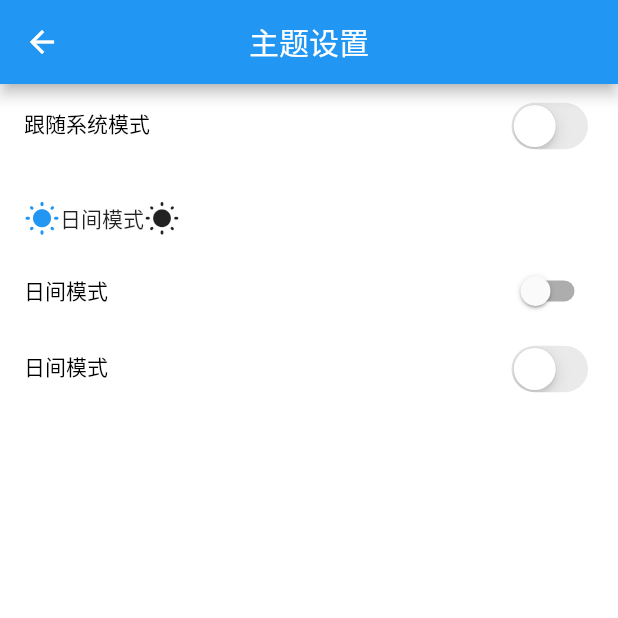
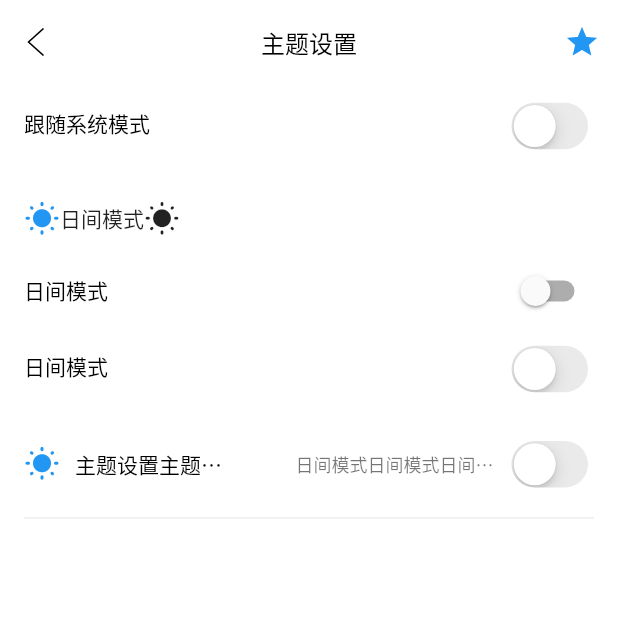
Before and after one commit to JerryAlexLiang/flutter_wan_android_getx, a Flutter app: the ThemeSettingPage screen opened directly, on a phone screen of 412 x 824 dp, the top half of it. Run offline on Flutter 3.47's test engine with Material 2 defaults, Android fonts, the phone set to English and light mode, and no system bars; drawn by our look-alikes of oktoast, pull_to_refresh; our stand-ins replace dio, flutter_screenutil, fluttertoast, get, logger, shared_preferences; accounts and stored records are empty.

Commit message:
[develop] 自定义组件 CustomListTitle，实现多种布局类型的ListTitle Widget

```diff
--- /dev/null
+++ b/lib/page/setting/setting_binding.dart
@@ -0,0 +1,10 @@
+import 'package:get/get.dart';
+
+import 'setting_controller.dart';
+
+class SettingBinding extends Bindings {
+  @override
+  void dependencies() {
+    Get.lazyPut(() => SettingController());
+  }
+}
--- /dev/null
+++ b/lib/page/setting/setting_controller.dart
@@ -0,0 +1,15 @@
+import 'package:get/get.dart';
+
+class SettingController extends GetxController {
+  @override
+  void onReady() {
+    // TODO: implement onReady
+    super.onReady();
+  }
+
+  @override
+  void onClose() {
+    // TODO: implement onClose
+    super.onClose();
+  }
+}
--- /dev/null
+++ b/lib/page/setting/setting_page.dart
@@ -0,0 +1,23 @@
+import 'package:flutter/material.dart';
+import 'package:flutter_wan_android_getx/widget/custom_app_bar.dart';
+import 'package:get/get.dart';
+
+import 'setting_controller.dart';
+
+class SettingPage extends StatelessWidget {
+  final controller = Get.find<SettingController>();
+
+  @override
+  Widget build(BuildContext context) {
+    return Scaffold(
+      appBar: CustomAppBar(
+        title: '设置',
+      ),
+      body: ListView(
+        children: [
+
+        ],
+      ),
+    );
+  }
+}
--- a/lib/page/setting/theme/theme_setting_page.dart
+++ b/lib/page/setting/theme/theme_setting_page.dart
@@ -1,6 +1,8 @@
 import 'package:flutter/cupertino.dart';
 import 'package:flutter/material.dart';
 import 'package:flutter_wan_android_getx/theme/app_theme.dart';
+import 'package:flutter_wan_android_getx/widget/custom_app_bar.dart';
+import 'package:flutter_wan_android_getx/widget/custom_list_title.dart';
 import 'package:fluttertoast/fluttertoast.dart';
 import 'package:get/get.dart';
 
@@ -14,12 +16,29 @@ class ThemeSettingPage extends StatelessWidget {
   @override
   Widget build(BuildContext context) {
     return Scaffold(
-      appBar: AppBar(
-        title: const Text('主题设置'),
-        centerTitle: true,
+      // appBar: AppBar(
+      //   title: Text(
+      //     '主题设置',
+      //     style: Get.textTheme.subtitle1,
+      //   ),
+      //   centerTitle: true,
+      // ),
+      appBar: CustomAppBar(
+        centerTitle: '主题设置',
+        actionIcon: const Icon(Icons.star),
+        // actionName: '主题',
+        //invalid constant value.
+        // 变量和 const 关键字冲突.将const 关键字去掉即可.
+        onRightPressed: () => Fluttertoast.showToast(msg: "msg"),
       ),
+      //在 Flutter 官方的介绍中，ScrollPhysics 的作用是 确定可滚动控件的物理特性， 常见的有以下四大金刚：
+      // BouncingScrollPhysics ：允许滚动超出边界，但之后内容会反弹回来。
+      // ClampingScrollPhysics ： 防止滚动超出边界，夹住 。
+      // AlwaysScrollableScrollPhysics ：始终响应用户的滚动。
+      // NeverScrollableScrollPhysics ：不响应用户的滚动。
       body: Center(
         child: ListView(
+          physics: const BouncingScrollPhysics(),
           children: [
             ListTile(
               leading: Text(
@@ -84,7 +103,34 @@ class ThemeSettingPage extends StatelessWidget {
                       onChanged: (toggles) => controller.changeThemeData(
                           toggles ? ThemeKey.darkTheme : ThemeKey.lightTheme),
                     ),
-                    onTap: () => Fluttertoast.showToast(msg: "msg"),
+                    onTap: () => Fluttertoast.showToast(
+                        msg: "ListTile + CupertinoSwitch"),
+                  ),
+                  CustomListTitle(
+                    // isSelectType: true,
+                    // isSelect: true,
+                    showBottomLine: true,
+                    maxLines: 1,
+                    title:
+                        "主题设置主题设置主题设置主题设置主题设置主题设置主题设置主题设置主题设置主题设置主题设置主题设置主题设置",
+                    isShowLeftWidget: true,
+                    // leftImage: 'images/ic_back_black.png',
+                    leftWidget: const Icon(Icons.wb_sunny_rounded),
+                    // rightContent: "黑夜模式黑夜模式黑夜模式黑夜模式黑夜模式黑夜模式黑夜模式黑夜模式黑夜模式黑夜模式黑夜模式黑夜模式",
+                    rightContent: controller.themeKeyValue * 10,
+                    // rightImage: 'images/ic_arrow_right.png',
+                    // rightWidget: Container(
+                    //   padding: const EdgeInsets.only(right: 10),
+                    //   child: const Icon(Icons.check, color: Colors.red),
+                    // ),
+                    onTap: () => Fluttertoast.showToast(msg: "CustomListTitle"),
+                    onLongPress: () => Fluttertoast.showToast(
+                        msg: "CustomListTitle onLongPress"),
+                    rightWidget: CupertinoSwitch(
+                      value: controller.themeKeyValue == ThemeKey.darkTheme,
+                      onChanged: (toggles) => controller.changeThemeData(
+                          toggles ? ThemeKey.darkTheme : ThemeKey.lightTheme),
+                    ),
                   ),
                 ],
               ),
--- /dev/null
+++ b/lib/res/dimens.dart
@@ -0,0 +1,22 @@
+class Dimens {
+  static const double fontSp10 = 10.0;
+  static const double fontSp12 = 12.0;
+  static const double fontSp14 = 14.0;
+  static const double fontSp15 = 15.0;
+  static const double fontSp16 = 16.0;
+  static const double fontSp18 = 18.0;
+
+  static const double gapDp1 = 1;
+  static const double gapDp2 = 2;
+  static const double gapDp3 = 3;
+  static const double gapDp4 = 4;
+  static const double gapDp5 = 5;
+  static const double gapDp8 = 8;
+  static const double gapDp10 = 10;
+  static const double gapDp12 = 12;
+  static const double gapDp15 = 15;
+  static const double gapDp16 = 16;
+  static const double gapDp24 = 24;
+  static const double gapDp32 = 32;
+  static const double gapDp50 = 50;
+}
--- /dev/null
+++ b/lib/res/gaps.dart
@@ -0,0 +1,56 @@
+import 'package:flutter/material.dart';
+import 'package:flutter/widgets.dart';
+import 'package:flutter_wan_android_getx/res/dimens.dart';
+
+/// 间隔
+/// 官方做法：https://github.com/flutter/flutter/pull/54394
+class Gaps {
+
+  /// 水平间隔
+  static const Widget hGap1 = SizedBox(width: Dimens.gapDp1);
+  static const Widget hGap2 = SizedBox(width: Dimens.gapDp2);
+  static const Widget hGap3 = SizedBox(width: Dimens.gapDp3);
+  static const Widget hGap4 = SizedBox(width: Dimens.gapDp4);
+  static const Widget hGap5 = SizedBox(width: Dimens.gapDp5);
+  static const Widget hGap8 = SizedBox(width: Dimens.gapDp8);
+  static const Widget hGap10 = SizedBox(width: Dimens.gapDp10);
+  static const Widget hGap12 = SizedBox(width: Dimens.gapDp12);
+  static const Widget hGap15 = SizedBox(width: Dimens.gapDp15);
+  static const Widget hGap16 = SizedBox(width: Dimens.gapDp16);
+  static const Widget hGap32 = SizedBox(width: Dimens.gapDp32);
+  static const Widget hGap50 = SizedBox(width: Dimens.gapDp50);
+
+  /// 垂直间隔
+  static const Widget vGap1 = SizedBox(height: Dimens.gapDp1);
+  static const Widget vGap2 = SizedBox(height: Dimens.gapDp2);
+  static const Widget vGap3 = SizedBox(height: Dimens.gapDp3);
+  static const Widget vGap4 = SizedBox(height: Dimens.gapDp4);
+  static const Widget vGap5 = SizedBox(height: Dimens.gapDp5);
+  static const Widget vGap8 = SizedBox(height: Dimens.gapDp8);
+  static const Widget vGap10 = SizedBox(height: Dimens.gapDp10);
+  static const Widget vGap12 = SizedBox(height: Dimens.gapDp12);
+  static const Widget vGap15 = SizedBox(height: Dimens.gapDp15);
+  static const Widget vGap16 = SizedBox(height: Dimens.gapDp16);
+  static const Widget vGap24 = SizedBox(height: Dimens.gapDp24);
+  static const Widget vGap32 = SizedBox(height: Dimens.gapDp32);
+  static const Widget vGap50 = SizedBox(height: Dimens.gapDp50);
+
+//  static Widget line = const SizedBox(
+//    height: 0.6,
+//    width: double.infinity,
+//    child: const DecoratedBox(decoration: BoxDecoration(color: Colours.line)),
+//  );
+
+  static const Widget line = Divider();
+
+  static const Widget vLine = SizedBox(
+    width: 0.6,
+    height: 24.0,
+    child: VerticalDivider(),
+  );
+
+  static const Widget empty = SizedBox.shrink();
+
+  /// 补充一种空Widget实现 https://github.com/letsar/nil
+  /// https://github.com/flutter/flutter/issues/78159
+}
--- a/lib/theme/app_color.dart
+++ b/lib/theme/app_color.dart
@@ -1,4 +1,6 @@
 import 'package:flutter/material.dart';
+import 'package:flutter_wan_android_getx/theme/app_theme.dart';
+import 'package:get/get.dart';
 
 class AppColors {
   AppColors._();
--- a/lib/theme/app_theme.dart
+++ b/lib/theme/app_theme.dart
@@ -1,10 +1,16 @@
 import 'package:flutter/material.dart';
 import 'package:flutter_wan_android_getx/theme/app_color.dart';
+import 'package:get/get.dart';
 
 ///白天模式
 ThemeData lightTheme = ThemeData.light().copyWith(
   primaryColor: Colors.blue,
   splashColor: Colors.white12,
+  appBarTheme: const AppBarTheme(
+    elevation: 0,
+    backgroundColor: Colors.white,
+    iconTheme: IconThemeData(color: Colors.black),
+  ),
   scaffoldBackgroundColor: Colors.white,
   backgroundColor: Colors.grey[200]?.withOpacity(0.7),
   iconTheme: const IconThemeData(
@@ -18,7 +24,7 @@ ThemeData lightTheme = ThemeData.light().copyWith(
       color: Colors.black,
     ),
     subtitle1: TextStyle(
-      color: Colors.grey,
+      color: Colors.black,
     ),
     headline3: TextStyle(
       color: Colors.black,
@@ -26,12 +32,21 @@ ThemeData lightTheme = ThemeData.light().copyWith(
     bodyText1: TextStyle(
       color: Colors.black,
     ),
+    bodyText2: TextStyle(
+      color: Colors.black54,
+    ),
   ),
 );
 
 ///夜间模式
 ThemeData darkTheme = ThemeData.dark().copyWith(
-  primaryColor: Colors.red,
+  appBarTheme: AppBarTheme(
+    elevation: 0,
+    backgroundColor: ThemeData.dark().scaffoldBackgroundColor,
+    iconTheme: const IconThemeData(color: Colors.white),
+  ),
+  scaffoldBackgroundColor: ThemeData.dark().scaffoldBackgroundColor,
+  // backgroundColor: ThemeData.dark().backgroundColor,
   iconTheme: const IconThemeData(
     color: AppColors.iconDarkColor,
   ),
@@ -56,21 +71,8 @@ Map<String, ThemeData>? themeDataList = {
   ThemeKey.lightTheme: lightTheme,
 };
 
-// const primaryColor = Color(0xff171616);
-// const primaryLightColor = Color(0xff151515);
-// const primaryDarkColor = Color(0xff1d1d1d);
-// const secondaryColor = Color(0xff1f1f1f);
-// const secondaryLightColor = Color(0xff1c1c1c);
-// const secondaryDarkColor = Color(0xff000000);
-//
-// AppBarTheme get appBarTheme => const AppBarTheme();
-//
-// ThemeData get appThemeData => ThemeData(
-//       primaryColor: primaryColor,
-//       primaryColorLight: primaryLightColor,
-//       scaffoldBackgroundColor: Colors.white,
-//       accentColor: primaryColor,
-//       appBarTheme: appBarTheme,
-//       iconTheme: const IconThemeData(),
-//       textTheme: const TextTheme(),
-//     );
+extension ThemeExtension on BuildContext {
+  Color get backgroundColor => Theme.of(this).scaffoldBackgroundColor;
+
+  Color get dialogBackgroundColor => Theme.of(this).canvasColor;
+}
--- /dev/null
+++ b/lib/widget/custom_app_bar.dart
@@ -0,0 +1,137 @@
+import 'package:flutter/material.dart';
+import 'package:flutter/services.dart';
+import 'package:flutter_wan_android_getx/res/gaps.dart';
+import 'package:flutter_wan_android_getx/theme/app_theme.dart';
+import 'package:get/get.dart';
+
+class CustomAppBar extends StatelessWidget implements PreferredSizeWidget {
+  const CustomAppBar({
+    Key? key,
+    this.backgroundColor,
+    this.title = '',
+    this.centerTitle = '',
+    this.backImg = 'images/ic_back_black.png',
+    this.backIcon,
+    this.backBackgroundColor,
+    this.actionName = '',
+    this.actionIcon = Gaps.empty,
+    this.actionBackgroundColor,
+    this.onRightPressed,
+    this.isBack = true,
+  }) : super(key: key);
+
+  final Color? backgroundColor;
+  final String title;
+  final String centerTitle;
+  final String backImg;
+  final Widget? backIcon;
+  final Color? backBackgroundColor;
+  final String actionName;
+  final Widget actionIcon;
+  final Color? actionBackgroundColor;
+  final VoidCallback? onRightPressed;
+  final bool isBack;
+
+  @override
+  Widget build(BuildContext context) {
+    final Color _backgroundColor = backgroundColor ?? context.backgroundColor;
+
+    final SystemUiOverlayStyle _overlayStyle =
+        ThemeData.estimateBrightnessForColor(_backgroundColor) ==
+                Brightness.dark
+            ? SystemUiOverlayStyle.light
+            : SystemUiOverlayStyle.dark;
+
+    /// 这里没有直接用SafeArea，而是用Container包装了一层
+    /// 因为直接用SafeArea，会把顶部的statusBar区域留出空白
+    /// 外层Container会填充SafeArea，指定外层Container背景色也会覆盖原来SafeArea的颜色
+    /// var statusheight = MediaQuery.of(context).padding.top;  获取状态栏高度
+
+    /// AnnotatedRegion应该只包裹顶部状态栏处的控件，比如AppBar的写法就不会导致底部导航栏变黑
+    /// 将Header抽取出来，AnnotatedRegion只包裹顶部的Header，这样写既能实现修改状态栏字体，也没有影响到底部导航栏。
+    return AnnotatedRegion<SystemUiOverlayStyle>(
+      value: _overlayStyle,
+      child: Material(
+        color: _backgroundColor,
+        child: SafeArea(
+          child: Row(
+            children: [
+              backWidget(),
+              Expanded(
+                child: titleWidget(),
+              ),
+              rightWidget(),
+            ],
+          ),
+        ),
+      ),
+    );
+  }
+
+  @override
+  //AppBar需要实现PreferredSizeWidget
+  Size get preferredSize => const Size.fromHeight(56);
+
+  Widget backWidget() {
+    final Widget widget = isBack
+        ? IconButton(
+            onPressed: () async {
+              FocusManager.instance.primaryFocus?.unfocus();
+              // bool isBack = await navigator!.maybePop();
+              // if (isBack) {
+              //   Get.back();
+              // }
+              Get.back(canPop: true);
+            },
+            tooltip: 'Back',
+            padding: const EdgeInsets.all(12.0),
+            icon: backIcon ??
+                Image.asset(
+                  backImg,
+                  color: backBackgroundColor ??
+                      Get.theme.appBarTheme.iconTheme?.color,
+                ),
+          )
+        : Gaps.empty;
+
+    return widget;
+  }
+
+  Widget titleWidget() {
+    return Container(
+      alignment: centerTitle.isEmpty ? Alignment.centerLeft : Alignment.center,
+      child: Text(
+        title.isEmpty ? centerTitle : title,
+        style: Get.textTheme.subtitle1,
+      ),
+    );
+  }
+
+  Widget rightWidget() {
+    TextStyle? textStyle;
+    if (actionBackgroundColor != null) {
+      textStyle = TextStyle(
+          color: actionBackgroundColor,
+          fontSize: Get.textTheme.subtitle2?.fontSize);
+    } else {
+      textStyle = TextStyle(
+          color: Get.textTheme.subtitle2?.color,
+          fontSize: Get.textTheme.subtitle2?.fontSize);
+    }
+
+    Widget widget = actionName.isNotEmpty
+        ? TextButton(
+            onPressed: onRightPressed,
+            child: Text(
+              actionName,
+              style: textStyle,
+            ),
+          )
+        : IconButton(
+            padding: const EdgeInsets.all(12.0),
+            onPressed: onRightPressed,
+            icon: actionIcon,
+          );
+    return widget;
+  }
+}
--- /dev/null
+++ b/lib/widget/custom_list_title.dart
@@ -0,0 +1,224 @@
+import 'package:flutter/material.dart';
+import 'package:flutter_wan_android_getx/res/gaps.dart';
+import 'package:get/get.dart';
+
+class CustomListTitle extends StatelessWidget {
+  const CustomListTitle({
+    Key? key,
+    this.isShowLeftWidget = false,
+    this.leftImage,
+    this.leftWidget,
+    this.title = "",
+    this.rightContent = "",
+    this.maxLines = 1,
+    this.leftColor,
+    this.rightColor,
+    this.rightImage,
+    this.rightWidget = Gaps.empty,
+    this.leftSize = 22,
+    this.endSize = 16,
+    this.onTap,
+    this.onLongPress,
+    this.showBottomLine = false,
+    this.isSelectType = false,
+    this.isSelect = false,
+  }) : super(key: key);
+
+  /// 左侧组件
+  final bool isShowLeftWidget;
+  final String? leftImage;
+  final Widget? leftWidget;
+
+  /// 标题
+  final String title;
+
+  /// 内容
+  final String rightContent;
+
+  /// 右侧组件
+  final String? rightImage;
+  final Widget rightWidget;
+  final int maxLines;
+
+  /// 是否显示下划线
+  final bool showBottomLine;
+
+  ///左侧图标大小
+  final double leftSize;
+
+  /// 右侧图标大小
+  final double endSize;
+
+  /// 左侧图标颜色
+  final Color? leftColor;
+
+  /// 右侧图标颜色
+  final Color? rightColor;
+
+  /// 点击事件
+  final GestureTapCallback? onTap;
+
+  /// 长按时间
+  final GestureTapCallback? onLongPress;
+
+  /// 是否可选类型Item
+  final bool isSelectType;
+
+  /// 是否选中
+  final bool isSelect;
+
+  @override
+  Widget build(BuildContext context) {
+    return Material(
+      color: Colors.transparent,
+      child: InkWell(
+        onTap: onTap,
+        onLongPress: onLongPress,
+        child: buildContainer(context),
+      ),
+    );
+  }
+
+  Widget buildContainer(BuildContext context) {
+    return Container(
+      alignment: Alignment.centerLeft,
+      margin: const EdgeInsets.symmetric(horizontal: 16.0),
+      padding: const EdgeInsets.fromLTRB(0, 16, 0, 16),
+      constraints: const BoxConstraints(
+        maxHeight: double.infinity,
+        minHeight: 50,
+      ),
+      width: double.infinity,
+      decoration: BoxDecoration(
+        /// 使用装饰器设置是否显示下划线
+        border: Border(
+          bottom: showBottomLine
+              ? Divider.createBorderSide(context, width: 0.6)
+              : Divider.createBorderSide(context,
+                  width: 0.0, color: Colors.transparent),
+        ),
+      ),
+      child: Row(
+        mainAxisAlignment: MainAxisAlignment.start,
+        crossAxisAlignment: CrossAxisAlignment.center,
+        children: [
+          // 左侧Widget
+          buildLeftWidget(),
+          isShowLeftWidget ? Gaps.hGap10 : Gaps.empty,
+          // Title
+          buildTitleWidget(),
+          Gaps.hGap32,
+          // 右侧Widget
+          buildRightWidget(),
+        ],
+      ),
+    );
+  }
+
+  /// 左侧Widget
+  Widget buildLeftWidget() {
+    Widget widget = isShowLeftWidget
+        ? (leftWidget ??
+            Image.asset(leftImage!,
+                width: leftSize,
+                height: leftSize,
+                color: Get.textTheme.subtitle1?.color))
+        : Gaps.empty;
+    return Container(
+      // color: Colors.yellow,
+      child: widget,
+    );
+  }
+
+  /// Title
+  Widget buildTitleWidget() {
+    return Expanded(
+      child: Container(
+        // color: Colors.blue,
+        alignment: Alignment.centerLeft,
+        child: Offstage(
+          //offstage 为false 则显示，为true 则不显示
+          offstage: title.isEmpty ? true : false,
+          child: Text(
+            title,
+            style: Get.textTheme.bodyText1,
+            maxLines: maxLines,
+            overflow: TextOverflow.ellipsis,
+            textAlign: TextAlign.start,
+          ),
+        ),
+      ),
+    );
+  }
+
+  /// 右侧Widget
+  Widget buildRightWidget() {
+    /// 可选类型Item : buildRightWidget2, 非可选类型Item : buildRightWidget1
+    Widget widget = !isSelectType ? buildRightWidget1() : buildRightWidget2();
+
+    if (!isSelectType) {
+      //非选项类型Item
+      return Expanded(
+        flex: 2,
+        child: Container(
+          // color: Colors.red,
+          alignment: Alignment.centerRight,
+          child: widget,
+        ),
+      );
+    } else {
+      //可选项类型Item
+      return Container(
+        // color: Colors.red,
+        alignment: Alignment.centerRight,
+        child: widget,
+      );
+    }
+  }
+
+  /// 非可选类型Item
+  Widget buildRightWidget1() {
+    return Row(
+      mainAxisAlignment: MainAxisAlignment.end,
+      crossAxisAlignment: CrossAxisAlignment.center,
+      children: [
+        Expanded(
+          child: Offstage(
+            offstage: rightContent.isEmpty ? true : false,
+            child: Text(
+              rightContent,
+              style: Get.textTheme.bodyText2?.copyWith(fontSize: 12),
+              maxLines: maxLines,
+              overflow: TextOverflow.ellipsis,
+              textAlign: TextAlign.end,
+            ),
+          ),
+        ),
+        Gaps.hGap8,
+        rightImage != null
+            ? Image.asset(
+                rightImage!,
+                width: endSize,
+                height: endSize,
+                color: Get.textTheme.bodyText2?.color,
+              )
+            : rightWidget,
+      ],
+    );
+  }
+
+  /// 可选类型Item
+  Widget buildRightWidget2() {
+    Widget selectWidget = rightImage != null
+        ? Image.asset(
+            rightImage!,
+            width: endSize,
+            height: endSize,
+            color: Get.textTheme.bodyText2?.color,
+          )
+        : rightWidget;
+
+    Widget widget = isSelect ? selectWidget : Gaps.hGap16;
+    return widget;
+  }
+}
```
Also changed, not shown: lib/main.dart (+1 -8 lines), images/ic_arrow_right.png (added), images/ic_back_black.png (added).
